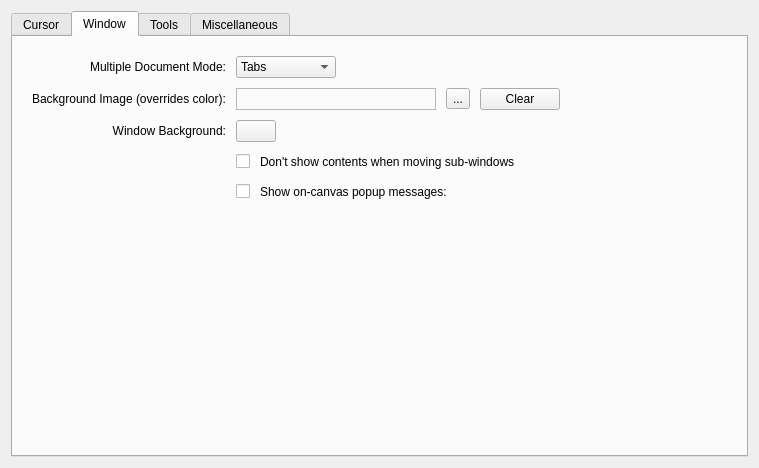
This is libs/ui/forms/wdggeneralsettings.ui in KDE/krita as Qt 5 draws it before an edit. The edited form follows.
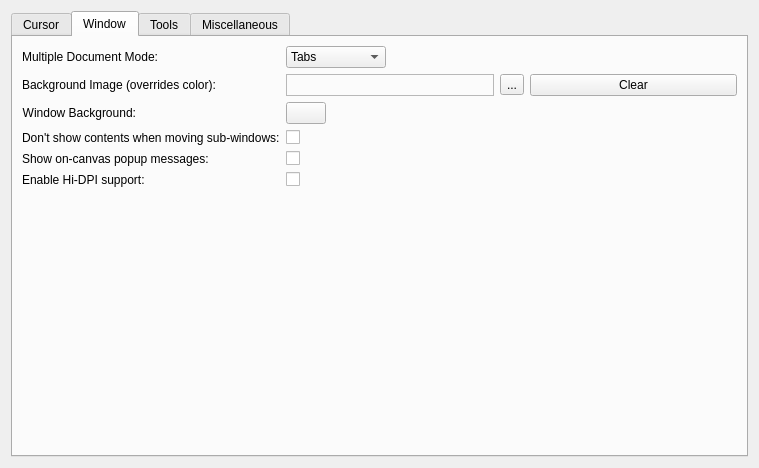
This is the edited form. The open tabs and pages were chosen to show the change. Custom widgets are drawn as their Qt base class.

Commit message:
Properly implement the hidpi switch
This uses QSettings, because kconfig only works when we already
have an application, and by then it's too late to set the flag.

What changed in the file:
```diff
--- a/libs/ui/forms/wdggeneralsettings.ui
+++ b/libs/ui/forms/wdggeneralsettings.ui
@@ -147,37 +147,7 @@
       <attribute name="title">
        <string>Window</string>
       </attribute>
-      <layout class="QGridLayout" name="gridLayout_3">
-       <item row="2" column="0">
-        <spacer name="verticalSpacer">
-         <property name="orientation">
-          <enum>Qt::Vertical</enum>
-         </property>
-         <property name="sizeHint" stdset="0">
-          <size>
-           <width>20</width>
-           <height>40</height>
-          </size>
-         </property>
-        </spacer>
-       </item>
-       <item row="1" column="0">
-        <layout class="QGridLayout" name="gridLayout_6">
-         <property name="leftMargin">
-          <number>10</number>
-         </property>
-         <property name="topMargin">
-          <number>10</number>
-         </property>
-         <property name="rightMargin">
-          <number>10</number>
-         </property>
-         <property name="bottomMargin">
-          <number>10</number>
-         </property>
-         <property name="spacing">
-          <number>10</number>
-         </property>
+      <layout class="QFormLayout" name="formLayout">
          <item row="0" column="0">
           <widget class="QLabel" name="label_2">
            <property name="sizePolicy">
@@ -194,13 +164,33 @@
            </property>
           </widget>
          </item>
-         <item row="2" column="0">
-          <widget class="QLabel" name="label_4">
+       <item row="0" column="1">
+        <widget class="QComboBox" name="m_cmbMDIType">
+         <property name="sizePolicy">
+          <sizepolicy hsizetype="Fixed" vsizetype="Fixed">
+           <horstretch>0</horstretch>
+           <verstretch>0</verstretch>
+          </sizepolicy>
+         </property>
+         <property name="currentIndex">
+          <number>1</number>
+         </property>
+         <item>
            <property name="text">
-            <string>Window Background:</string>
-           </property>
-           <property name="alignment">
-            <set>Qt::AlignRight|Qt::AlignTrailing|Qt::AlignVCenter</set>
+           <string>Subwindows</string>
+          </property>
+         </item>
+         <item>
+          <property name="text">
+           <string>Tabs</string>
+          </property>
+         </item>
+        </widget>
+       </item>
+       <item row="1" column="0">
+        <widget class="QLabel" name="label_5">
+         <property name="text">
+          <string>Background Image (overrides color):</string>
            </property>
           </widget>
          </item>
@@ -247,6 +237,16 @@
            </item>
           </layout>
          </item>
+       <item row="2" column="0">
+        <widget class="QLabel" name="label_4">
+         <property name="text">
+          <string>Window Background:</string>
+         </property>
+         <property name="alignment">
+          <set>Qt::AlignRight|Qt::AlignTrailing|Qt::AlignVCenter</set>
+         </property>
+        </widget>
+       </item>
          <item row="2" column="1">
           <widget class="KisColorButton" name="m_mdiColor">
            <property name="sizePolicy">
@@ -260,39 +260,14 @@
            </property>
           </widget>
          </item>
-         <item row="1" column="0">
-          <widget class="QLabel" name="label_5">
+       <item row="3" column="0">
+        <widget class="QLabel" name="label_6">
            <property name="text">
-            <string>Background Image (overrides color):</string>
+          <string>Don't show contents when moving sub-windows:</string>
            </property>
           </widget>
          </item>
-         <item row="0" column="1">
-          <widget class="QComboBox" name="m_cmbMDIType">
-           <property name="sizePolicy">
-            <sizepolicy hsizetype="Fixed" vsizetype="Fixed">
-             <horstretch>0</horstretch>
-             <verstretch>0</verstretch>
-            </sizepolicy>
-           </property>
-           <property name="currentIndex">
-            <number>1</number>
-           </property>
-           <item>
-            <property name="text">
-             <string>Subwindows</string>
-            </property>
-           </item>
-           <item>
-            <property name="text">
-             <string>Tabs</string>
-            </property>
-           </item>
-          </widget>
-         </item>
          <item row="3" column="1">
-          <layout class="QHBoxLayout" name="horizontalLayout_2">
-           <item>
             <widget class="QCheckBox" name="m_chkRubberBand">
              <property name="sizePolicy">
               <sizepolicy hsizetype="Preferred" vsizetype="Fixed">
@@ -305,73 +280,46 @@
              </property>
             </widget>
            </item>
-           <item>
-            <widget class="QLabel" name="label_6">
-             <property name="text">
-              <string>Don't show contents when moving sub-windows</string>
-             </property>
-            </widget>
-           </item>
-           <item>
-            <spacer name="horizontalSpacer_3">
-             <property name="orientation">
-              <enum>Qt::Horizontal</enum>
-             </property>
-             <property name="sizeHint" stdset="0">
-              <size>
-               <width>40</width>
-               <height>20</height>
-              </size>
-             </property>
-            </spacer>
-           </item>
-          </layout>
-         </item>
-         <item row="4" column="1">
-          <layout class="QHBoxLayout" name="horizontalLayout_3">
-           <item>
-            <widget class="QCheckBox" name="m_chkCanvasMessages">
-             <property name="text">
-              <string/>
-             </property>
-            </widget>
-           </item>
-           <item>
+       <item row="4" column="0">
             <widget class="QLabel" name="label_7">
              <property name="text">
               <string>Show on-canvas popup messages:</string>
              </property>
             </widget>
            </item>
-           <item>
-            <spacer name="horizontalSpacer_2">
+       <item row="4" column="1">
+        <widget class="QCheckBox" name="m_chkCanvasMessages">
+         <property name="text">
+          <string/>
+         </property>
+        </widget>
+       </item>
+       <item row="6" column="0" colspan="2">
+        <spacer name="verticalSpacer">
              <property name="orientation">
-              <enum>Qt::Horizontal</enum>
+          <enum>Qt::Vertical</enum>
              </property>
              <property name="sizeHint" stdset="0">
               <size>
-               <width>40</width>
-               <height>20</height>
+           <width>20</width>
+           <height>40</height>
               </size>
              </property>
             </spacer>
            </item>
-          </layout>
-         </item>
-        </layout>
-       </item>
-       <item row="1" column="1">
-        <spacer name="horizontalSpacer_4">
-         <property name="orientation">
-          <enum>Qt::Horizontal</enum>
+       <item row="5" column="1">
+        <widget class="QCheckBox" name="m_chkHiDPI">
+         <property name="text">
+          <string/>
+         </property>
+        </widget>
+       </item>
+       <item row="5" column="0">
+        <widget class="QLabel" name="label_8">
+         <property name="text">
+          <string>Enable Hi-DPI support:</string>
          </property>
-         <property name="sizeHint" stdset="0">
-          <size>
-           <width>40</width>
-           <height>20</height>
-          </size>
-         </property>
-        </spacer>
+        </widget>
        </item>
       </layout>
      </widget>
```
Left out of the diff: 2 changed lines with no effect on the pictures. Lines whose indentation alone changed are shown as unchanged. The commit also changes 2 other files.
